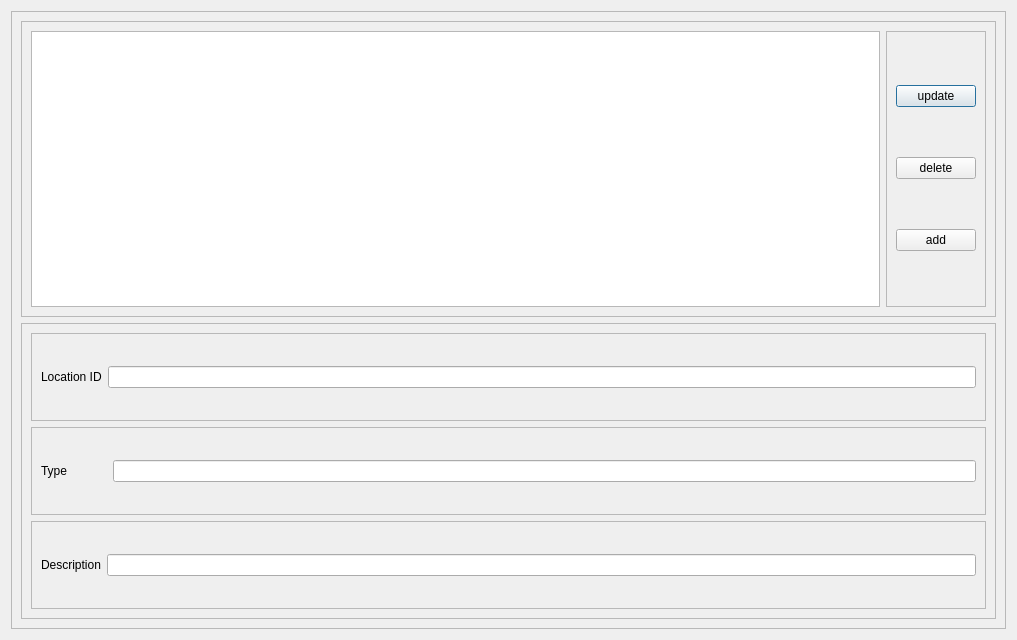
Before: the Qt Designer form elitebridge_ui_file/newlocationwindow.ui in SaiSawant1/EliteBridgeAdmin, drawn with Qt 5.
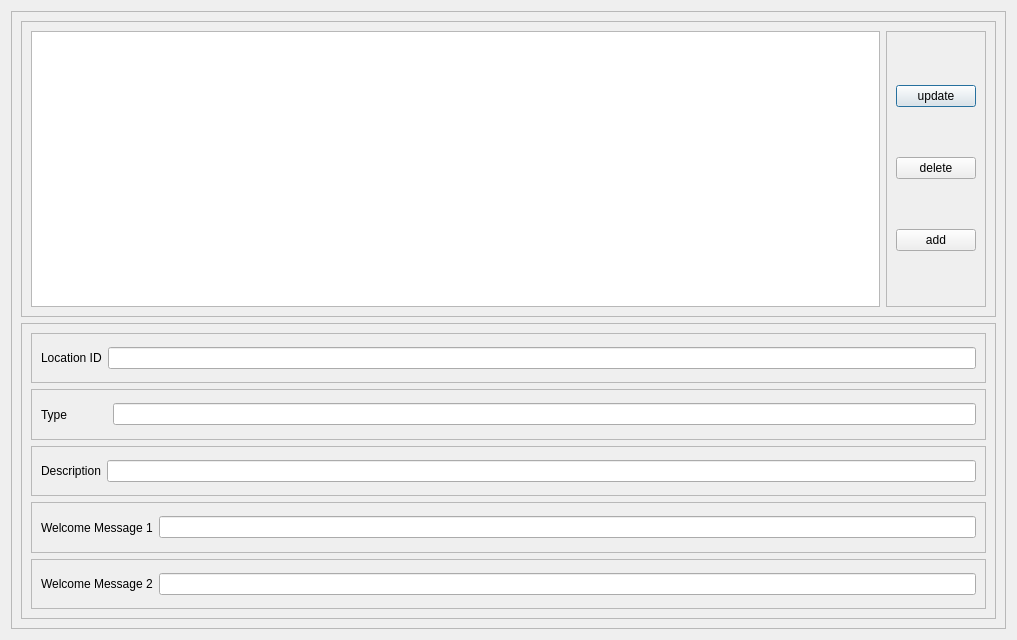
After: the same form once the commit is applied.

```diff
--- a/elitebridge_ui_file/newlocationwindow.ui
+++ b/elitebridge_ui_file/newlocationwindow.ui
@@ -81,8 +81,8 @@
           <rect>
            <x>0</x>
            <y>0</y>
-           <width>969</width>
-           <height>291</height>
+           <width>952</width>
+           <height>310</height>
           </rect>
          </property>
          <layout class="QVBoxLayout" name="verticalLayout_4">
@@ -152,6 +152,50 @@
             </layout>
            </widget>
           </item>
+          <item>
+           <widget class="QFrame" name="frame_7">
+            <property name="frameShape">
+             <enum>QFrame::StyledPanel</enum>
+            </property>
+            <property name="frameShadow">
+             <enum>QFrame::Raised</enum>
+            </property>
+            <layout class="QHBoxLayout" name="horizontalLayout_5">
+             <item>
+              <widget class="QLabel" name="label_4">
+               <property name="text">
+                <string>Welcome Message 1</string>
+               </property>
+              </widget>
+             </item>
+             <item>
+              <widget class="QLineEdit" name="lineEdit_Welcome_1"/>
+             </item>
+            </layout>
+           </widget>
+          </item>
+          <item>
+           <widget class="QFrame" name="frame_8">
+            <property name="frameShape">
+             <enum>QFrame::StyledPanel</enum>
+            </property>
+            <property name="frameShadow">
+             <enum>QFrame::Raised</enum>
+            </property>
+            <layout class="QHBoxLayout" name="horizontalLayout_6">
+             <item>
+              <widget class="QLabel" name="label_5">
+               <property name="text">
+                <string>Welcome Message 2</string>
+               </property>
+              </widget>
+             </item>
+             <item>
+              <widget class="QLineEdit" name="lineEdit_Welcome_2"/>
+             </item>
+            </layout>
+           </widget>
+          </item>
          </layout>
         </widget>
        </widget>
```
